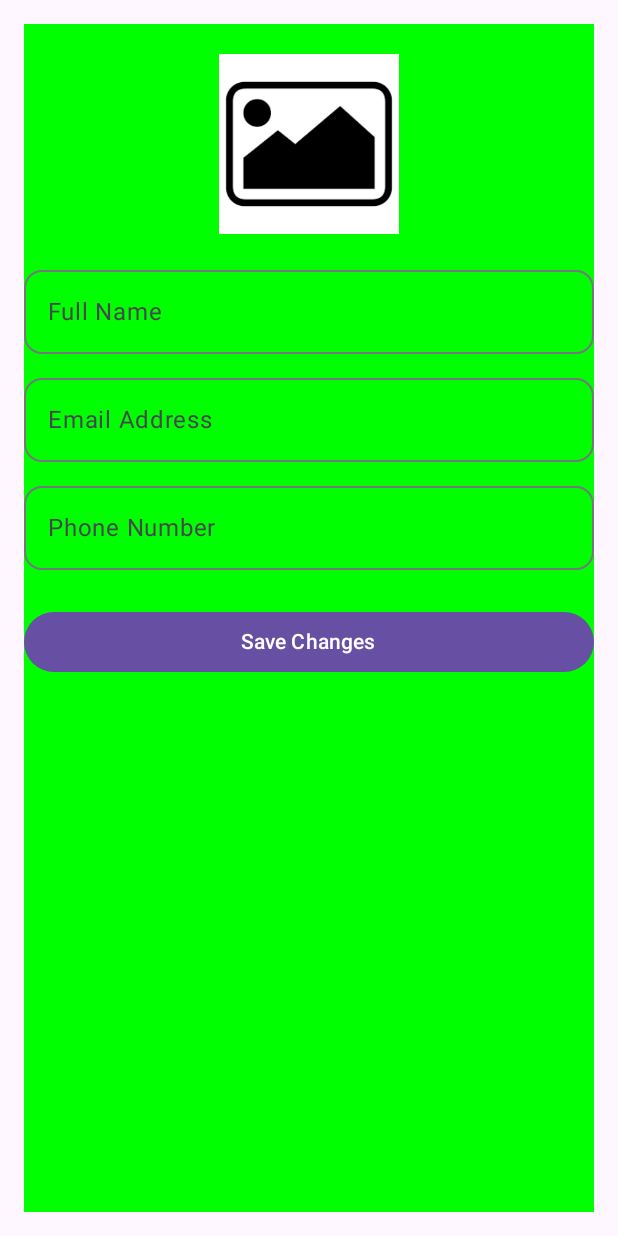
After one commit to aayush23091/SportsEquipmentStoreMobile, an Android app built with Jetpack Compose: the EditProfileActivity screen opened directly, with no data from a screen before it, on a phone screen of 412 x 824 dp. The commit adds this screen. Run offline under Robolectric (Android 15) with nearby library versions, the light colour scheme and no system bars; our stand-ins replace Firebase (no records; nobody signed in at launch, a user with empty details on screens opened directly); libraries missing offline, so code that uses them is left out: com.cloudinary, com.cloudinary.utils; pictures from the network do not load.

Commit message:
EditProfileActivity Updated

```diff
--- a/app/build.gradle.kts
+++ b/app/build.gradle.kts
@@ -1,3 +1,5 @@
+import org.gradle.kotlin.dsl.implementation
+
 plugins {
     alias(libs.plugins.android.application)
     alias(libs.plugins.kotlin.android)
--- /dev/null
+++ b/app/src/main/java/com/example/sportsequipmentstore/view/EditProfileActivity.kt
@@ -0,0 +1,213 @@
+package com.example.sportsequipmentstore.view
+
+import android.app.Activity
+import android.net.Uri
+import android.os.Bundle
+import android.widget.Toast
+import androidx.activity.ComponentActivity
+import androidx.activity.compose.setContent
+import androidx.activity.enableEdgeToEdge
+import androidx.compose.foundation.Image
+import androidx.compose.foundation.background
+import androidx.compose.foundation.clickable
+import androidx.compose.foundation.interaction.MutableInteractionSource
+import androidx.compose.foundation.layout.*
+import androidx.compose.foundation.shape.CircleShape
+import androidx.compose.foundation.shape.RoundedCornerShape
+import androidx.compose.foundation.text.KeyboardOptions
+import androidx.compose.material3.*
+import androidx.compose.runtime.*
+import androidx.compose.ui.Modifier
+import androidx.compose.ui.graphics.Color
+import androidx.compose.ui.graphics.Color.Companion.Green
+import androidx.compose.ui.layout.ContentScale
+import androidx.compose.ui.platform.LocalContext
+import androidx.compose.ui.res.painterResource
+import androidx.compose.ui.text.input.KeyboardType
+import androidx.compose.ui.unit.dp
+import coil.compose.AsyncImage
+import com.example.sportsequipmentstore.R
+import com.example.sportsequipmentstore.repository.ProductRepositoryImpl
+import com.example.sportsequipmentstore.utils.ImageUtils
+import com.example.sportsequipmentstore.viewmodel.ProductViewModel
+import com.google.firebase.auth.UserProfileChangeRequest
+import com.google.firebase.auth.ktx.auth
+import com.google.firebase.ktx.Firebase
+
+class EditProfileActivity : ComponentActivity() {
+    private lateinit var imageUtils: ImageUtils
+    private var selectedImageUri by mutableStateOf<Uri?>(null)
+
+    override fun onCreate(savedInstanceState: Bundle?) {
+        super.onCreate(savedInstanceState)
+        enableEdgeToEdge()
+
+        imageUtils = ImageUtils(this, this)
+        imageUtils.registerLaunchers { uri -> selectedImageUri = uri }
+
+        setContent {
+            EditProfileScreen(
+                selectedImageUri = selectedImageUri,
+                onPickImage = { imageUtils.launchImagePicker() }
+            )
+        }
+    }
+}
+
+@Composable
+fun EditProfileScreen(
+    selectedImageUri: Uri?,
+    onPickImage: () -> Unit
+) {
+    var name by remember { mutableStateOf("") }
+    var email by remember { mutableStateOf("") }
+    var phone by remember { mutableStateOf("") }
+
+    val context = LocalContext.current
+    val activity = context as? Activity
+    val currentUser = Firebase.auth.currentUser
+
+    val repo = remember { ProductRepositoryImpl() }
+    val viewModel = remember { ProductViewModel(repo) }
+
+    // Prefill current values from Firebase Auth
+    LaunchedEffect(Unit) {
+        currentUser?.let {
+            name = it.displayName ?: ""
+            email = it.email ?: ""
+            // phone will not be loaded from anywhere, just editable
+        }
+    }
+
+    Scaffold { innerPadding ->
+        Column(
+            modifier = Modifier
+                .fillMaxSize()
+                .padding(innerPadding)
+                .padding(16.dp)
+                .background(color = Green)
+        ) {
+            Spacer(modifier = Modifier.height(20.dp))
+
+            Box(
+                modifier = Modifier
+                    .size(120.dp)
+                    .clickable(
+                        indication = null,
+                        interactionSource = remember { MutableInteractionSource() }
+                    ) { onPickImage() }
+                    .background(Color.LightGray, shape = CircleShape)
+                    .align(alignment = androidx.compose.ui.Alignment.CenterHorizontally)
+            ) {
+                if (selectedImageUri != null) {
+                    AsyncImage(
+                        model = selectedImageUri,
+                        contentDescription = "Profile Image",
+                        modifier = Modifier.fillMaxSize(),
+                        contentScale = ContentScale.Crop
+                    )
+                } else {
+                    Image(
+                        painter = painterResource(R.drawable.placeholder),
+                        contentDescription = "Default Profile",
+                        modifier = Modifier.fillMaxSize(),
+                        contentScale = ContentScale.Crop
+                    )
+                }
+            }
+
+            Spacer(modifier = Modifier.height(24.dp))
+
+            OutlinedTextField(
+                value = name,
+                onValueChange = { name = it },
+                placeholder = { Text("Full Name") },
+                modifier = Modifier.fillMaxWidth(),
+                shape = RoundedCornerShape(12.dp)
+            )
+
+            Spacer(modifier = Modifier.height(16.dp))
+
+            OutlinedTextField(
+                value = email,
+                onValueChange = { email = it },
+                placeholder = { Text("Email Address") },
+                modifier = Modifier.fillMaxWidth(),
+                keyboardOptions = KeyboardOptions(keyboardType = KeyboardType.Email),
+                shape = RoundedCornerShape(12.dp)
+            )
+
+            Spacer(modifier = Modifier.height(16.dp))
+
+            OutlinedTextField(
+                value = phone,
+                onValueChange = { phone = it },
+                placeholder = { Text("Phone Number") },
+                modifier = Modifier.fillMaxWidth(),
+                keyboardOptions = KeyboardOptions(keyboardType = KeyboardType.Phone),
+                shape = RoundedCornerShape(12.dp)
+            )
+
+            Spacer(modifier = Modifier.height(24.dp))
+
+            Button(
+                onClick = {
+                    if (currentUser != null) {
+                        val updateProfile: (String?) -> Unit = { photoUrl ->
+                            val request = UserProfileChangeRequest.Builder()
+                                .setDisplayName(name)
+                                .apply {
+                                    if (photoUrl != null) setPhotoUri(Uri.parse(photoUrl))
+                                }
+                                .build()
+
+                            currentUser.updateProfile(request)
+                                .addOnCompleteListener { profileTask ->
+                                    if (profileTask.isSuccessful) {
+                                        currentUser.updateEmail(email)
+                                            .addOnCompleteListener { emailTask ->
+                                                if (emailTask.isSuccessful) {
+                                                    Toast.makeText(
+                                                        context,
+                                                        "Profile updated successfully",
+                                                        Toast.LENGTH_SHORT
+                                                    ).show()
+                                                    activity?.finish()
+                                                } else {
+                                                    Toast.makeText(
+                                                        context,
+                                                        "Failed to update email",
+                                                        Toast.LENGTH_SHORT
+                                                    ).show()
+                                                }
+                                            }
+                                    } else {
+                                        Toast.makeText(
+                                            context,
+                                            "Failed to update profile",
+                                            Toast.LENGTH_SHORT
+                                        ).show()
+                                    }
+                                }
+                        }
+
+                        if (selectedImageUri != null) {
+                            viewModel.uploadImage(context, selectedImageUri) { imageUrl ->
+                                if (imageUrl != null) {
+                                    updateProfile(imageUrl)
+                                } else {
+                                    Toast.makeText(context, "Image upload failed", Toast.LENGTH_SHORT).show()
+                                }
+                            }
+                        } else {
+                            updateProfile(null)
+                        }
+                    }
+                },
+                modifier = Modifier.fillMaxWidth()
+            ) {
+                Text("Save Changes")
+            }
+        }
+    }
+}
--- a/app/src/main/res/values/strings.xml
+++ b/app/src/main/res/values/strings.xml
@@ -8,4 +8,5 @@
     <string name="title_activity_dashboard">DashboardActivity</string>
     <string name="title_activity_add_product">AddProductActivity</string>
     <string name="title_activity_update_product">UpdateProductActivity</string>
+    <string name="title_activity_edit_profile">EditProfileActivity</string>
 </resources>
```
Also changed, not shown: app/src/main/AndroidManifest.xml (+16 -6 lines).
